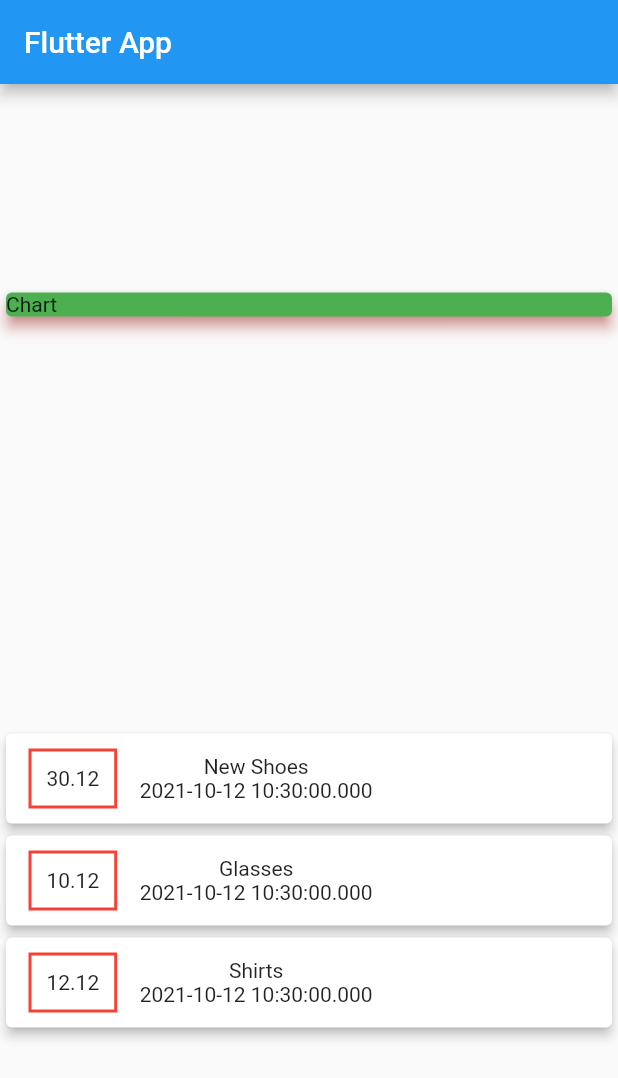
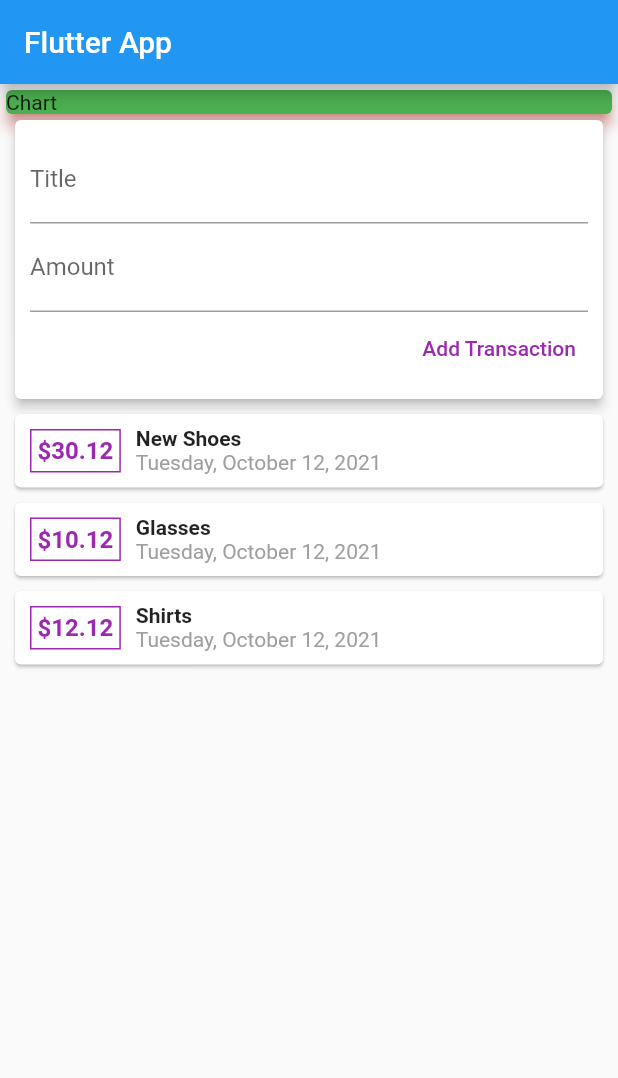
Before and after one commit to My-Personal-Flutter/Expense-Planner, a Flutter app: the screen it shows after launch, on a phone screen of 412 x 824 dp. Shown: the top 1078 px of the screen. Run offline on Flutter 3.47's test engine with Material 2 defaults, Android fonts, the phone set to English and light mode, and no system bars.

Commit message:
working on project

```diff
--- a/lib/main.dart
+++ b/lib/main.dart
@@ -1,5 +1,9 @@
-import 'package:expense_planner/transaction.dart';
+import 'package:expense_planner/models/transaction.dart';
+import 'package:expense_planner/widgets/new_transaction.dart';
+import 'package:expense_planner/widgets/transaction_list.dart';
+import 'package:expense_planner/widgets/user_transactions.dart';
 import 'package:flutter/material.dart';
+import 'package:intl/intl.dart';
 
 void main() => runApp(MyApp());
 
@@ -14,26 +18,6 @@ class MyApp extends StatelessWidget {
 }
 
 class MyHomePage extends StatelessWidget {
-  final List<Transaction> transactions = [
-    Transaction(
-      id: "t1",
-      title: "New Shoes",
-      amount: 30.12,
-      date: DateTime.now(),
-    ),
-    Transaction(
-      id: "t2",
-      title: "Glasses",
-      amount: 10.12,
-      date: DateTime.now(),
-    ),
-    Transaction(
-      id: "t2",
-      title: "Shirts",
-      amount: 12.12,
-      date: DateTime.now(),
-    ),
-  ];
   @override
   Widget build(BuildContext context) {
     return Scaffold(
@@ -41,8 +25,9 @@ class MyHomePage extends StatelessWidget {
         title: Text('Flutter App'),
         centerTitle: false,
       ),
-      body: Column(
-        mainAxisAlignment: MainAxisAlignment.spaceAround,
+      body: SingleChildScrollView(
+        child: Column(
+          // mainAxisAlignment: MainAxisAlignment.start,
           crossAxisAlignment: CrossAxisAlignment.stretch,
           children: <Widget>[
             Card(
@@ -54,40 +39,9 @@ class MyHomePage extends StatelessWidget {
                 child: Text("Chart"),
               ),
             ),
-          Column(
-            children: transactions.map((tx) {
-              return Card(
-                elevation: 3,
-                child: Row(
-                  children: [
-                    Container(
-                      margin: EdgeInsets.symmetric(
-                        vertical: 10,
-                        horizontal: 15,
-                      ),
-                      decoration: BoxDecoration(
-                        border: Border.all(
-                          color: Colors.red,
-                          width: 2,
-                        ),
-                      ),
-                      padding: EdgeInsets.all(10),
-                      child: Text(tx.amount.toString()),
-                    ),
-                    Column(
-                      children: [
-                        Text(tx.title),
-                        Text(
-                          tx.date.toString(),
-                        )
-                      ],
-                    )
+            UserTransactions()
           ],
         ),
-              );
-            }).toList(),
-          )
-        ],
       ),
     );
   }
--- /dev/null
+++ b/lib/widgets/new_transaction.dart
@@ -0,0 +1,45 @@
+import 'package:flutter/material.dart';
+
+class NewTransaction extends StatelessWidget {
+  final titleInputController = TextEditingController();
+  final amountInputController = TextEditingController();
+  final Function addTransactionFunction;
+
+  NewTransaction({this.addTransactionFunction});
+
+  @override
+  Widget build(BuildContext context) {
+    return Card(
+      margin: EdgeInsets.only(left: 10, right: 10, bottom: 10),
+      elevation: 3,
+      child: Container(
+        padding: EdgeInsets.all(10),
+        child: Column(
+          crossAxisAlignment: CrossAxisAlignment.end,
+          children: [
+            TextField(
+              decoration: InputDecoration(labelText: "Title"),
+              controller: titleInputController,
+              // onChanged: (e) => {titleInput = e},
+            ),
+            TextField(
+              decoration: InputDecoration(labelText: "Amount"),
+              controller: amountInputController,
+              // onChanged: (e) => {amountInput = e},
+            ),
+            TextButton(
+              onPressed: () => {
+                addTransactionFunction(
+                  titleInputController.text,
+                  double.parse(amountInputController.text),
+                )
+              },
+              child: Text("Add Transaction"),
+              style: TextButton.styleFrom(primary: Colors.purple),
+            ),
+          ],
+        ),
+      ),
+    );
+  }
+}
--- /dev/null
+++ b/lib/widgets/transaction_list.dart
@@ -0,0 +1,68 @@
+import 'package:expense_planner/models/transaction.dart';
+import 'package:flutter/material.dart';
+import 'package:intl/intl.dart';
+
+class TransactionList extends StatelessWidget {
+  final List<Transaction> transactions;
+
+  TransactionList({this.transactions});
+
+  @override
+  Widget build(BuildContext context) {
+    return Container(
+      height: 300,
+      child: ListView.builder(
+        itemCount: transactions.length,
+        itemBuilder: (context, index) {
+          return Card(
+            margin: EdgeInsets.only(left: 10, right: 10, bottom: 10),
+            elevation: 1,
+            child: Row(
+              children: [
+                Container(
+                  margin: EdgeInsets.symmetric(
+                    vertical: 10,
+                    horizontal: 10,
+                  ),
+                  decoration: BoxDecoration(
+                    border: Border.all(
+                      color: Colors.purple,
+                      width: 1,
+                    ),
+                  ),
+                  padding: EdgeInsets.all(4),
+                  child: Text(
+                    "\$${transactions[index].amount}",
+                    style: TextStyle(
+                      color: Colors.purple,
+                      fontWeight: FontWeight.bold,
+                      fontSize: 16,
+                    ),
+                  ),
+                ),
+                Column(
+                  crossAxisAlignment: CrossAxisAlignment.start,
+                  children: [
+                    Text(
+                      transactions[index].title,
+                      style: TextStyle(
+                        fontWeight: FontWeight.bold,
+                        fontSize: 14,
+                      ),
+                    ),
+                    Text(
+                      DateFormat.yMMMMEEEEd().format(transactions[index].date),
+                      style: TextStyle(
+                        color: Colors.grey,
+                      ),
+                    )
+                  ],
+                )
+              ],
+            ),
+          );
+        },
+      ),
+    );
+  }
+}
--- /dev/null
+++ b/lib/widgets/user_transactions.dart
@@ -0,0 +1,60 @@
+import 'package:expense_planner/models/transaction.dart';
+import 'package:expense_planner/widgets/transaction_list.dart';
+import 'package:flutter/material.dart';
+
+import 'new_transaction.dart';
+
+class UserTransactions extends StatefulWidget {
+  @override
+  _UserTransactionsState createState() => _UserTransactionsState();
+}
+
+class _UserTransactionsState extends State<UserTransactions> {
+  final List<Transaction> _userTransactions = [
+    Transaction(
+      id: "t1",
+      title: "New Shoes",
+      amount: 30.12,
+      date: DateTime.now(),
+    ),
+    Transaction(
+      id: "t2",
+      title: "Glasses",
+      amount: 10.12,
+      date: DateTime.now(),
+    ),
+    Transaction(
+      id: "t2",
+      title: "Shirts",
+      amount: 12.12,
+      date: DateTime.now(),
+    ),
+  ];
+
+  void _addNewTransaction(String title, double amount) {
+    final newTx = Transaction(
+      id: DateTime.now().toString(),
+      title: title,
+      amount: amount,
+      date: DateTime.now(),
+    );
+
+    setState(() {
+      _userTransactions.add(newTx);
+    });
+  }
+
+  @override
+  Widget build(BuildContext context) {
+    return Column(
+      children: [
+        NewTransaction(
+          addTransactionFunction: _addNewTransaction,
+        ),
+        TransactionList(
+          transactions: _userTransactions,
+        )
+      ],
+    );
+  }
+}
--- a/pubspec.yaml
+++ b/pubspec.yaml
@@ -30,6 +30,7 @@ dependencies:
   flutter:
     sdk: flutter
 
+  intl: ^0.17.0
 
   # The following adds the Cupertino Icons font to your application.
   # Use with the CupertinoIcons class for iOS style icons.
```
Also changed, not shown: lib/models/transaction.dart (renamed from lib/transaction.dart), pubspec.lock. Lines whose indentation alone changed are shown as unchanged.
